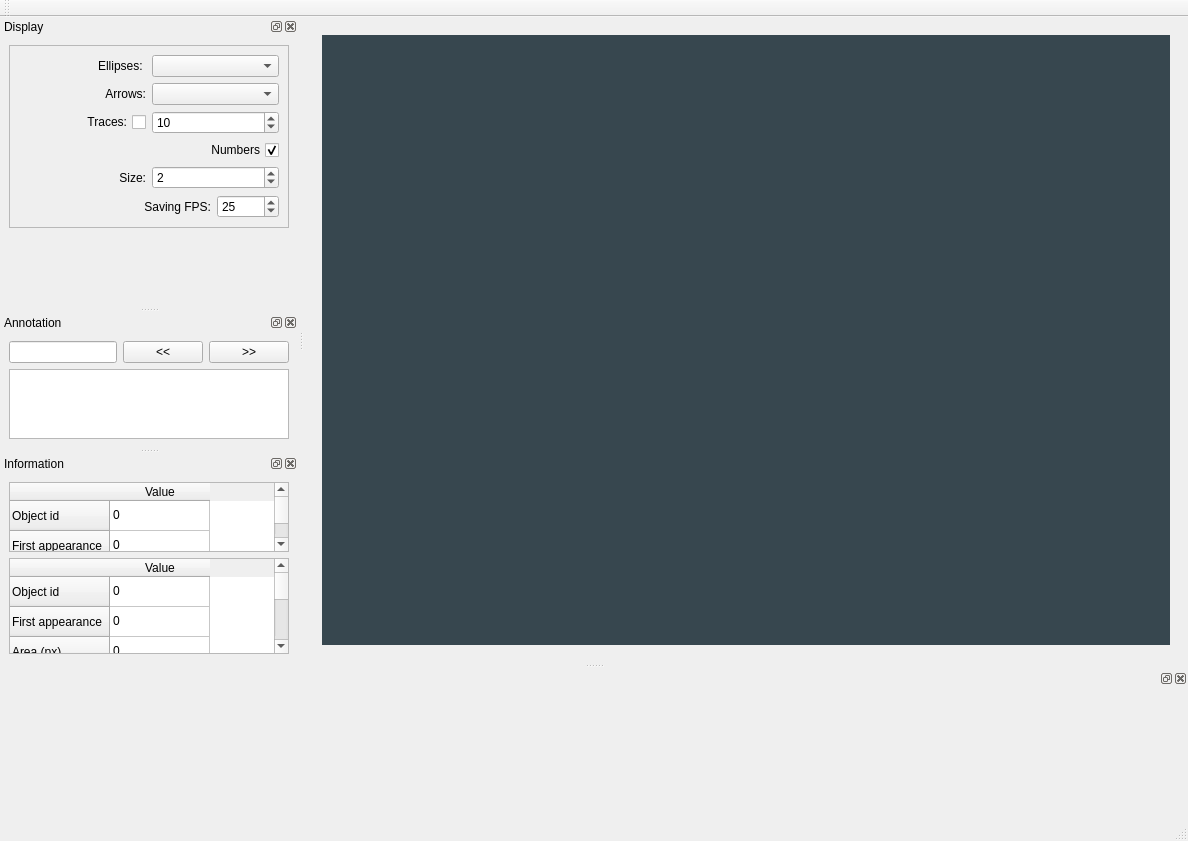
Above: src/replay.ui from FastTrackOrg/FastTrack before the change. Below: the same form after it.
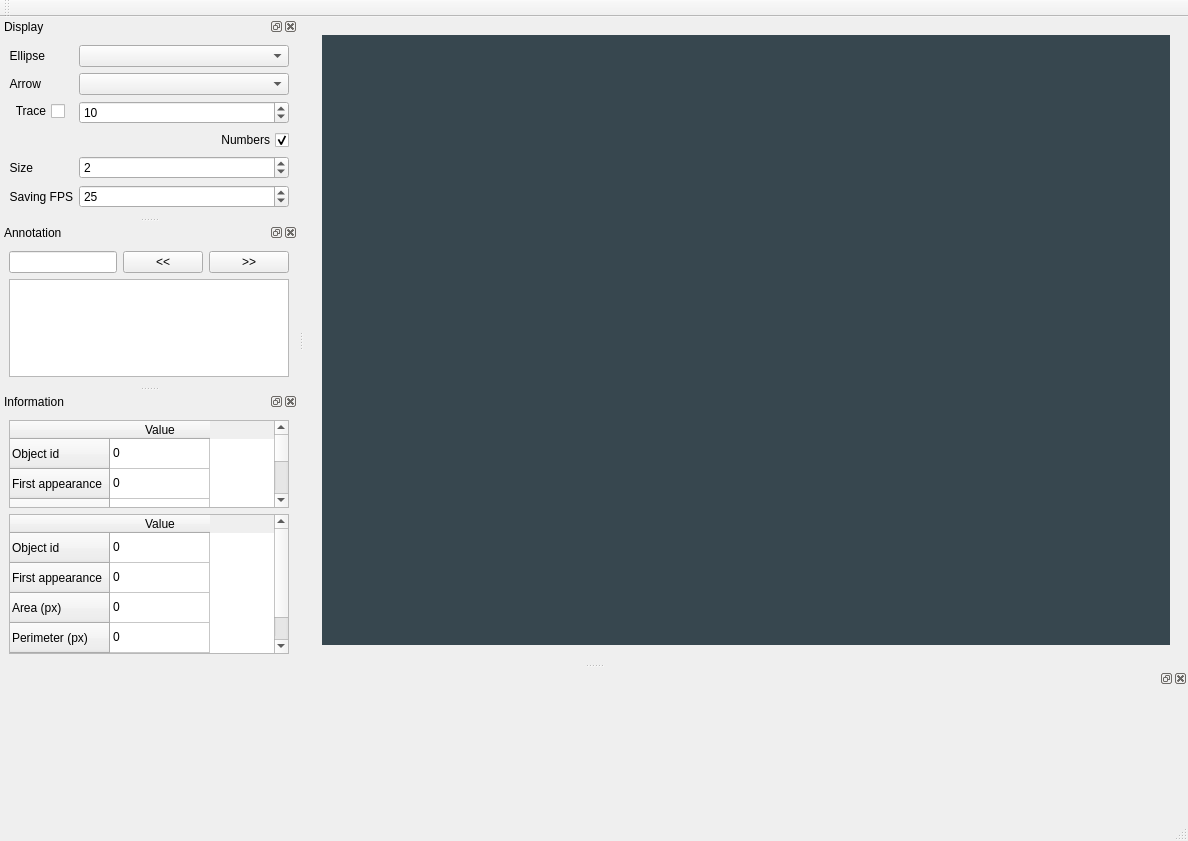
That is the form after the change. Custom widgets are drawn as their Qt base class.

Commit message: [ref] global: refactore ui to enhance clarity

```diff
--- a/src/replay.ui
+++ b/src/replay.ui
@@ -103,9 +103,6 @@
    </attribute>
   </widget>
   <widget class="QDockWidget" name="optionDock">
-   <property name="features">
-    <set>QDockWidget::AllDockWidgetFeatures</set>
-   </property>
    <property name="windowTitle">
     <string>Display</string>
    </property>
@@ -114,18 +111,9 @@
    </attribute>
    <widget class="QWidget" name="dockWidgetContents">
     <layout class="QGridLayout" name="gridLayout_7">
-     <item row="0" column="1">
-      <widget class="QFrame" name="frame">
-       <property name="frameShape">
-        <enum>QFrame::StyledPanel</enum>
-       </property>
-       <property name="frameShadow">
-        <enum>QFrame::Raised</enum>
-       </property>
-       <layout class="QGridLayout" name="gridLayout_2">
         <item row="0" column="0">
-         <layout class="QHBoxLayout" name="horizontalLayout_3">
-          <item>
+      <layout class="QFormLayout" name="formLayout">
+       <item row="0" column="0">
            <widget class="QLabel" name="label_4">
             <property name="sizePolicy">
              <sizepolicy hsizetype="Preferred" vsizetype="Preferred">
@@ -134,21 +122,17 @@
              </sizepolicy>
             </property>
             <property name="text">
-             <string>Ellipses: </string>
+          <string>Ellipse</string>
             </property>
             <property name="alignment">
              <set>Qt::AlignRight|Qt::AlignTrailing|Qt::AlignVCenter</set>
             </property>
            </widget>
           </item>
-          <item>
+       <item row="0" column="1">
            <widget class="QComboBox" name="ellipseBox"/>
           </item>
-         </layout>
-        </item>
         <item row="1" column="0">
-         <layout class="QHBoxLayout" name="horizontalLayout">
-          <item>
            <widget class="QLabel" name="label_3">
             <property name="sizePolicy">
              <sizepolicy hsizetype="Preferred" vsizetype="Preferred">
@@ -157,31 +141,27 @@
              </sizepolicy>
             </property>
             <property name="text">
-             <string>Arrows:</string>
+          <string>Arrow</string>
             </property>
             <property name="alignment">
              <set>Qt::AlignRight|Qt::AlignTrailing|Qt::AlignVCenter</set>
             </property>
            </widget>
           </item>
-          <item>
+       <item row="1" column="1">
            <widget class="QComboBox" name="arrowBox"/>
           </item>
-         </layout>
-        </item>
         <item row="2" column="0">
-         <layout class="QHBoxLayout" name="horizontalLayout_2">
-          <item>
            <widget class="QCheckBox" name="replayTrace">
             <property name="layoutDirection">
              <enum>Qt::RightToLeft</enum>
             </property>
             <property name="text">
-             <string>Traces:</string>
+          <string>Trace</string>
             </property>
            </widget>
           </item>
-          <item>
+       <item row="2" column="1">
            <widget class="QSpinBox" name="replayTraceLength">
             <property name="maximum">
              <number>50000</number>
@@ -191,9 +171,7 @@
             </property>
            </widget>
           </item>
-         </layout>
-        </item>
-        <item row="3" column="0">
+       <item row="3" column="0" colspan="2">
          <widget class="QCheckBox" name="replayNumbers">
           <property name="layoutDirection">
            <enum>Qt::RightToLeft</enum>
@@ -207,8 +185,6 @@
          </widget>
         </item>
         <item row="4" column="0">
-         <layout class="QHBoxLayout" name="horizontalLayout_5">
-          <item>
            <widget class="QLabel" name="label">
             <property name="sizePolicy">
              <sizepolicy hsizetype="Preferred" vsizetype="Preferred">
@@ -217,14 +193,14 @@
              </sizepolicy>
             </property>
             <property name="text">
-             <string>Size:</string>
+          <string>Size</string>
             </property>
             <property name="alignment">
              <set>Qt::AlignRight|Qt::AlignTrailing|Qt::AlignVCenter</set>
             </property>
            </widget>
           </item>
-          <item>
+       <item row="4" column="1">
            <widget class="QSpinBox" name="replaySize">
             <property name="minimum">
              <number>1</number>
@@ -237,27 +213,23 @@
             </property>
            </widget>
           </item>
-         </layout>
-        </item>
         <item row="5" column="0">
-         <layout class="QHBoxLayout" name="horizontalLayout_4">
-          <item>
            <widget class="QLabel" name="label_5">
             <property name="text">
-             <string>Saving FPS:</string>
+          <string>Saving FPS</string>
             </property>
             <property name="alignment">
              <set>Qt::AlignRight|Qt::AlignTrailing|Qt::AlignVCenter</set>
             </property>
            </widget>
           </item>
-          <item>
+       <item row="5" column="1">
            <widget class="QSpinBox" name="replayFps">
-            <property name="maximumSize">
-             <size>
-              <width>62</width>
-              <height>16777215</height>
-             </size>
+         <property name="sizePolicy">
+          <sizepolicy hsizetype="Minimum" vsizetype="Fixed">
+           <horstretch>0</horstretch>
+           <verstretch>0</verstretch>
+          </sizepolicy>
             </property>
             <property name="minimum">
              <number>1</number>
@@ -274,22 +246,6 @@
         </item>
        </layout>
       </widget>
-     </item>
-     <item row="1" column="1">
-      <spacer name="verticalSpacer">
-       <property name="orientation">
-        <enum>Qt::Vertical</enum>
-       </property>
-       <property name="sizeHint" stdset="0">
-        <size>
-         <width>20</width>
-         <height>374</height>
-        </size>
-       </property>
-      </spacer>
-     </item>
-    </layout>
-   </widget>
   </widget>
   <widget class="QDockWidget" name="controls">
    <property name="minimumSize">
@@ -313,9 +269,6 @@
    </widget>
   </widget>
   <widget class="QDockWidget" name="annotationDock">
-   <property name="features">
-    <set>QDockWidget::AllDockWidgetFeatures</set>
-   </property>
    <property name="windowTitle">
     <string>Annotation</string>
    </property>
```
Left out of the diff: 6 changed lines with no effect on the pictures. Lines whose indentation alone changed are shown as unchanged. The commit also changes 2 other files.
